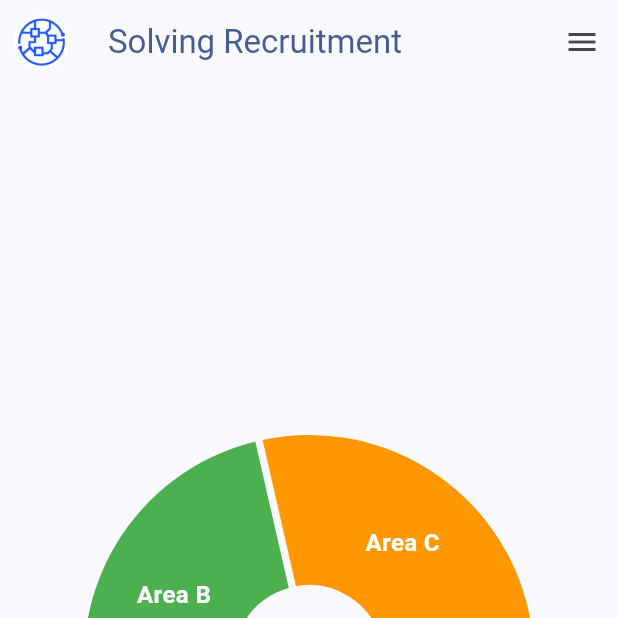
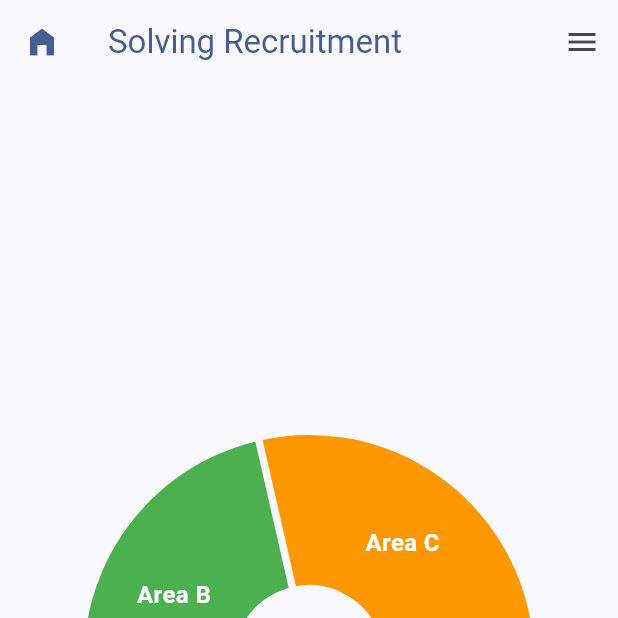
Before and after one commit to GiovanniCipolla/solving-recruitment-flutter, a Flutter app: the Home screen opened by its route, on a phone screen of 412 x 824 dp, the top half of it. Run offline on Flutter 3.47's test engine with Material 3 defaults, Android fonts, the light colour scheme and no system bars; drawn by our look-alikes of fl_chart; our stand-ins replace flutter_secure_storage; missing offline and left inert: amazon_cognito_identity_dart_2, autocomplete_textfield; accounts and stored records are empty; network calls fail.

Commit message:
change png with icon

```diff
--- a/lib/widgets/custom/custom_appbar.dart
+++ b/lib/widgets/custom/custom_appbar.dart
@@ -12,7 +12,7 @@ class CustomAppbar extends StatelessWidget implements PreferredSizeWidget {
   Widget build(BuildContext context) => AppBar(
         title: Text(title, style: TextStyle(color: Theme.of(context).colorScheme.primary),),
         leading: IconButton(
-          icon: Image.asset("assets/images/logoNavbarCoge.png"),
+          icon: Icon(Icons.home_filled, color: Theme.of(context).colorScheme.primary),
           onPressed: () {
             Navigator.pushNamedAndRemoveUntil(
                 context, Home.routeName, (route) => false);
```
